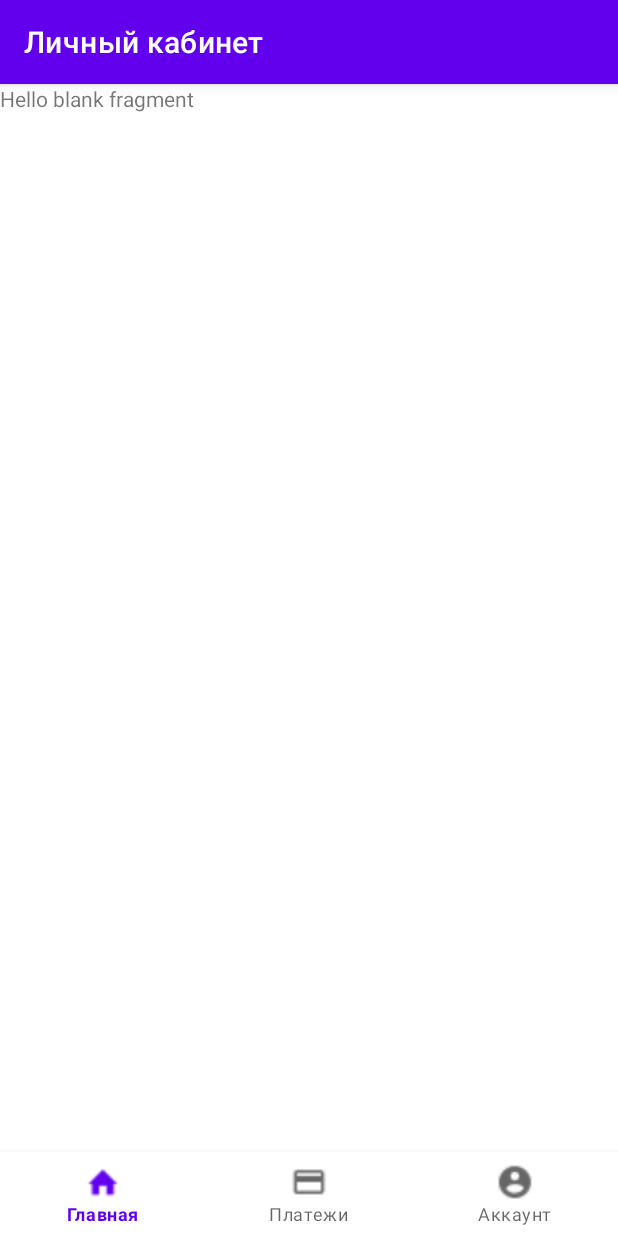
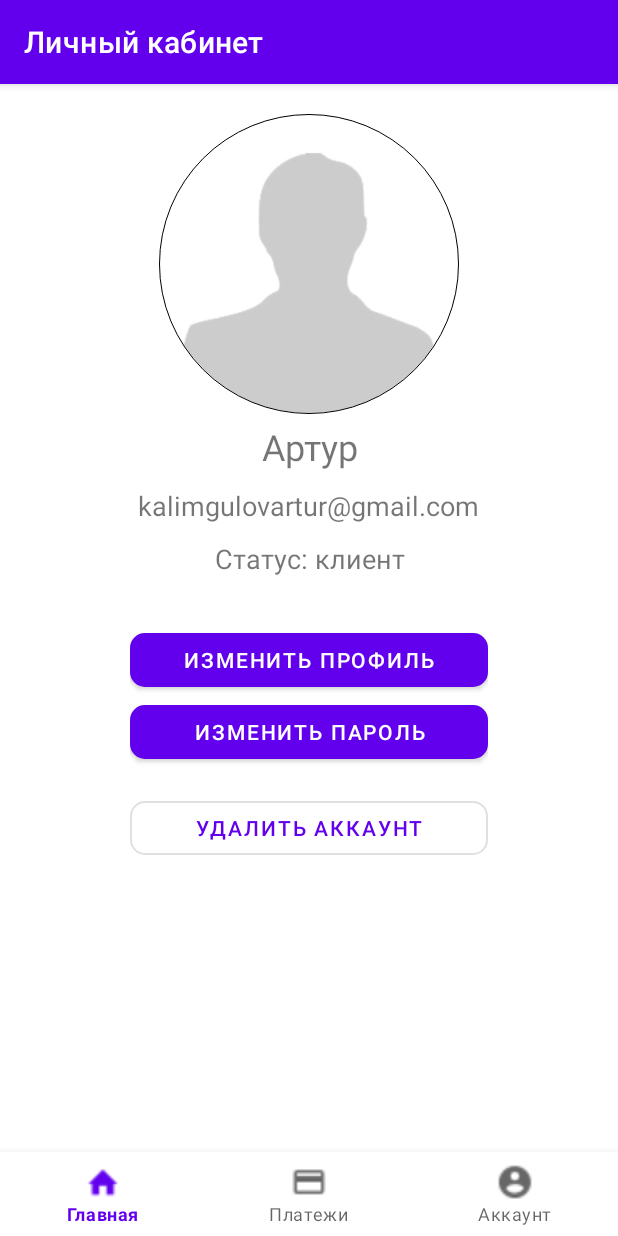
Before and after one commit to Arturionni/HomeworkMobile, an Android app: the fragment AccountTabFragment placed in its activity, on a phone screen of 412 x 824 dp. Run offline under Robolectric (Android 15) with nearby library versions, the light colour scheme and no system bars; our stand-ins replace CircleImageView.

Commit message:
user info tab

```diff
--- a/app/build.gradle
+++ b/app/build.gradle
@@ -53,4 +53,5 @@ dependencies {
     implementation 'com.google.android.material:material:1.1.0'
     //noinspection GradleCompatible
     implementation 'com.android.support:recyclerview-v7:28.0.0'
+    implementation 'de.hdodenhof:circleimageview:3.1.0'
 }
--- a/app/src/main/java/com/example/homeworkmobile/personalArea/tabsMainMenu/AccountTabFragment.kt
+++ b/app/src/main/java/com/example/homeworkmobile/personalArea/tabsMainMenu/UserInfoTabFragment.kt
@@ -35,7 +35,7 @@ class AccountTabFragment : Fragment() {
         savedInstanceState: Bundle?
     ): View? {
         // Inflate the layout for this fragment
-        return inflater.inflate(R.layout.fragment_tab_account, container, false)
+        return inflater.inflate(R.layout.fragment_tab_user_info, container, false)
     }
 
     companion object {
--- a/app/src/main/res/layout/fragment_tab_account.xml
+++ /dev/null
@@ -1,14 +0,0 @@
-<?xml version="1.0" encoding="utf-8"?>
-<FrameLayout xmlns:android="http://schemas.android.com/apk/res/android"
-    xmlns:tools="http://schemas.android.com/tools"
-    android:layout_width="match_parent"
-    android:layout_height="match_parent"
-    tools:context=".personalArea.tabsMainMenu.AccountTabFragment">
-
-    <!-- TODO: Update blank fragment layout -->
-    <TextView
-        android:layout_width="match_parent"
-        android:layout_height="match_parent"
-        android:text="@string/hello_blank_fragment" />
-
-</FrameLayout>
--- /dev/null
+++ b/app/src/main/res/layout/fragment_tab_user_info.xml
@@ -0,0 +1,74 @@
+<?xml version="1.0" encoding="utf-8"?>
+<LinearLayout xmlns:android="http://schemas.android.com/apk/res/android"
+    xmlns:tools="http://schemas.android.com/tools"
+    android:layout_width="match_parent"
+    android:layout_height="match_parent"
+    xmlns:app="http://schemas.android.com/apk/res-auto"
+    android:padding="20dp"
+    tools:context=".personalArea.tabsMainMenu.AccountTabFragment">
+    <LinearLayout
+        android:layout_width="match_parent"
+        android:layout_height="wrap_content"
+        android:orientation="vertical"
+        android:gravity="center">
+        <de.hdodenhof.circleimageview.CircleImageView
+            xmlns:app="http://schemas.android.com/apk/res-auto"
+            android:id="@+id/profile_image"
+            android:layout_width="200dp"
+            android:layout_height="200dp"
+            android:src="@drawable/no_photo"
+            app:civ_border_width="0.5dp"
+            app:civ_border_color="#FF000000"/>
+        <LinearLayout
+            android:id="@+id/vUserDetails"
+            android:layout_width="wrap_content"
+            android:layout_height="wrap_content"
+            android:layout_weight="1"
+            android:orientation="vertical">
+            <TextView
+                android:layout_width="match_parent"
+                android:layout_height="wrap_content"
+                android:id="@+id/userName"
+                android:textAlignment="center"
+                android:text="Артур"
+                android:layout_margin="5dp"
+                android:textSize="24sp" />
+            <TextView
+                android:layout_width="match_parent"
+                android:layout_height="wrap_content"
+                android:layout_margin="5dp"
+                android:text="kalimgulovartur@gmail.com"
+                android:textSize="18sp" />
+            <TextView
+                android:layout_width="match_parent"
+                android:layout_height="wrap_content"
+                android:layout_margin="5dp"
+                android:textAlignment="center"
+                android:text="Статус: клиент"
+                android:textSize="18sp" />
+            <com.google.android.material.button.MaterialButton
+                android:id="@+id/changeUserProfileButton"
+                android:layout_width="match_parent"
+                android:layout_height="wrap_content"
+                app:cornerRadius="10dp"
+                android:layout_marginTop="26dp"
+                android:text="Изменить профиль"
+                />
+            <com.google.android.material.button.MaterialButton
+                android:layout_width="match_parent"
+                android:layout_height="wrap_content"
+                app:cornerRadius="10dp"
+                android:text="Изменить пароль"
+             />
+            <com.google.android.material.button.MaterialButton
+                android:id="@+id/loginButton"
+                style="?attr/materialButtonOutlinedStyle"
+                android:layout_width="match_parent"
+                android:layout_height="match_parent"
+                android:layout_marginTop="16dp"
+                android:text="Удалить аккаунт"
+                app:cornerRadius="10dp"/>
+        </LinearLayout>
+    </LinearLayout>
+
+</LinearLayout>
--- a/app/src/main/res/values/dimens.xml
+++ b/app/src/main/res/values/dimens.xml
@@ -1,3 +1,4 @@
 <resources>
     <dimen name="fab_margin">16dp</dimen>
+    <dimen name="user_profile_avatar_size">200dp</dimen>
 </resources>
```
Also changed, not shown: app/src/main/res/drawable/icons8_user_male_256.png (added), app/src/main/res/drawable/no_photo.jpg (added).
